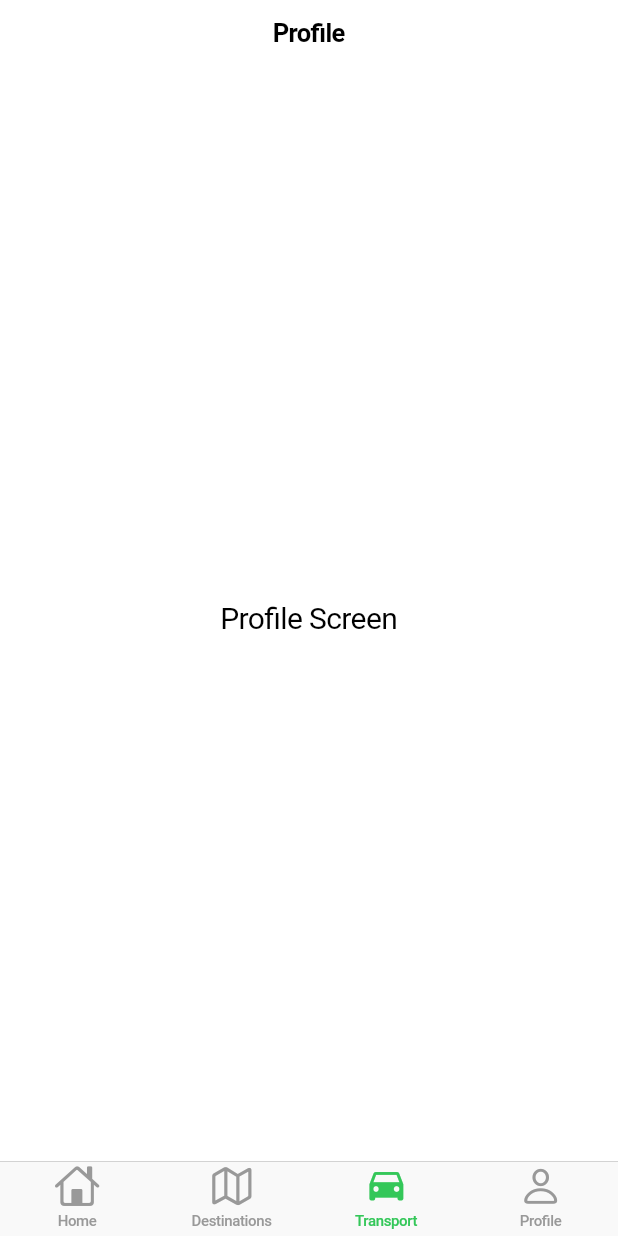
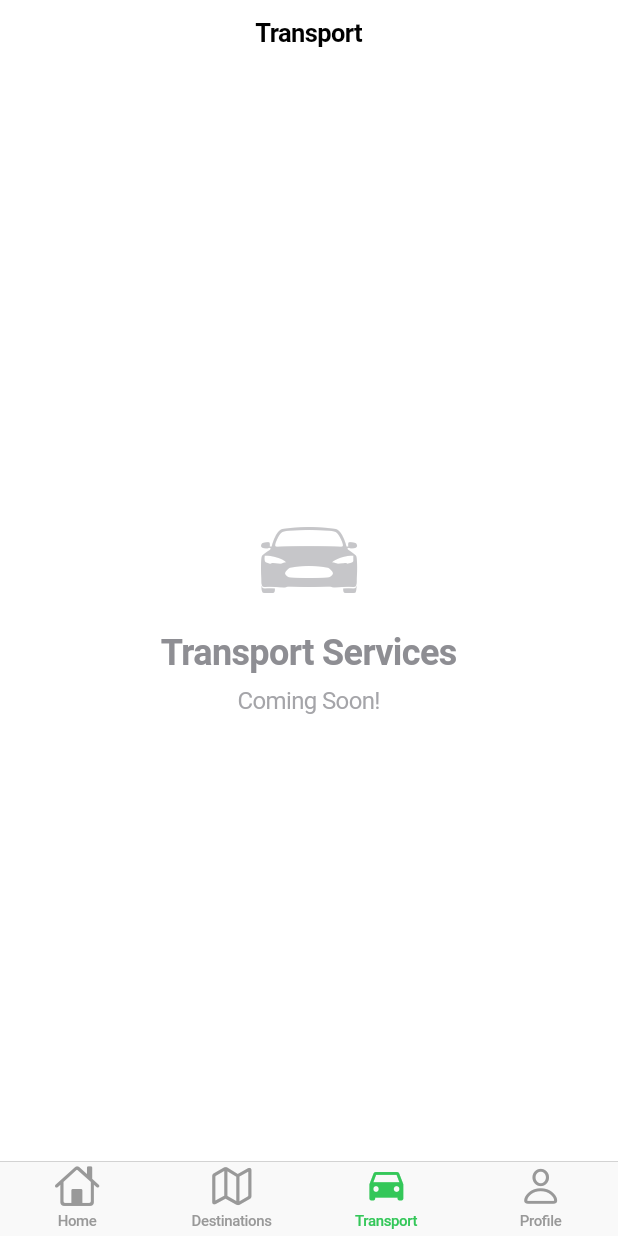
Before and after one commit to EnoshPerera/CeylonSphere, a Flutter app: the screen it shows after launch, item 3 of the bottom bar chosen, on a phone screen of 412 x 824 dp. Run offline on Flutter 3.47's test engine with Material 3 defaults, Android fonts, the phone set to English and light mode, and no system bars; our stand-ins replace geolocator, google_maps_flutter; missing offline and left inert: arkit_plugin.

Commit message:
Added some photos

```diff
--- a/lib/destinationCarousel_widget/destination_carousel.dart
+++ b/lib/destinationCarousel_widget/destination_carousel.dart
@@ -17,19 +17,19 @@ class _DestinationCarouselState extends State<DestinationCarousel> {
 
   final List<DestinationInfo> _destinations = const [
     DestinationInfo(
-      imagePath: 'assets/Kandy.jpg',
+      imagePath: 'assets/Colombo.jpg',
       title: 'Colombo Lotus Tower',
       location: 'Colombo, Sri Lanka',
       initialLikes: 14,
     ),
     DestinationInfo(
-      imagePath: 'assets/Yala.jpg',
+      imagePath: 'assets/Kandy.jpg',
       title: 'Kandy',
       location: 'Kandy, Sri Lanka',
       initialLikes: 8,
     ),
     DestinationInfo(
-      imagePath: 'assets/wildLife.jpg',
+      imagePath: 'assets/Sigiriya.jpg',
       title: 'Sigiriya',
       location: 'Sigiriya, Sri Lanka',
       initialLikes: 20,
--- a/lib/main.dart
+++ b/lib/main.dart
@@ -7,6 +7,7 @@ import '/destination_profile.dart';
 import 'google_map_screen.dart';
 import 'destinationCarousel_widget/destination_carousel.dart';
 import 'ar_temple_screen.dart';
+import 'transport_screen.dart';
 
 void main() {
   runApp(const TravelApp());
@@ -58,6 +59,8 @@ class _MainPageState extends State<MainPage> {
           case 1:
             return const DestinationsScreen();
           case 2:
+            return const TransportScreen();
+          case 3:
             return const ProfileScreen();
           default:
             return const HomeScreen();
--- /dev/null
+++ b/lib/transport_screen.dart
@@ -0,0 +1,45 @@
+import 'package:flutter/cupertino.dart';
+
+class TransportScreen extends StatelessWidget {
+  const TransportScreen({super.key});
+
+  @override
+  Widget build(BuildContext context) {
+    return CupertinoPageScaffold(
+      navigationBar: const CupertinoNavigationBar(
+        middle: Text('Transport'),
+      ),
+      child: SafeArea(
+        child: Center(
+          child: Column(
+            mainAxisAlignment: MainAxisAlignment.center,
+            children: [
+              Icon(
+                CupertinoIcons.car_detailed,
+                size: 64,
+                color: CupertinoColors.systemGrey.withOpacity(0.5),
+              ),
+              const SizedBox(height: 16),
+              const Text(
+                'Transport Services',
+                style: TextStyle(
+                  fontSize: 24,
+                  fontWeight: FontWeight.bold,
+                  color: CupertinoColors.systemGrey,
+                ),
+              ),
+              const SizedBox(height: 8),
+              Text(
+                'Coming Soon!',
+                style: TextStyle(
+                  fontSize: 16,
+                  color: CupertinoColors.systemGrey.withOpacity(0.8),
+                ),
+              ),
+            ],
+          ),
+        ),
+      ),
+    );
+  }
+}
```
Also changed, not shown: lib/explore_activities/activity_details_screen.dart (+40 -1 lines), pubspec.yaml (+36 -14 lines), assets/Colombo.jpg (added).
